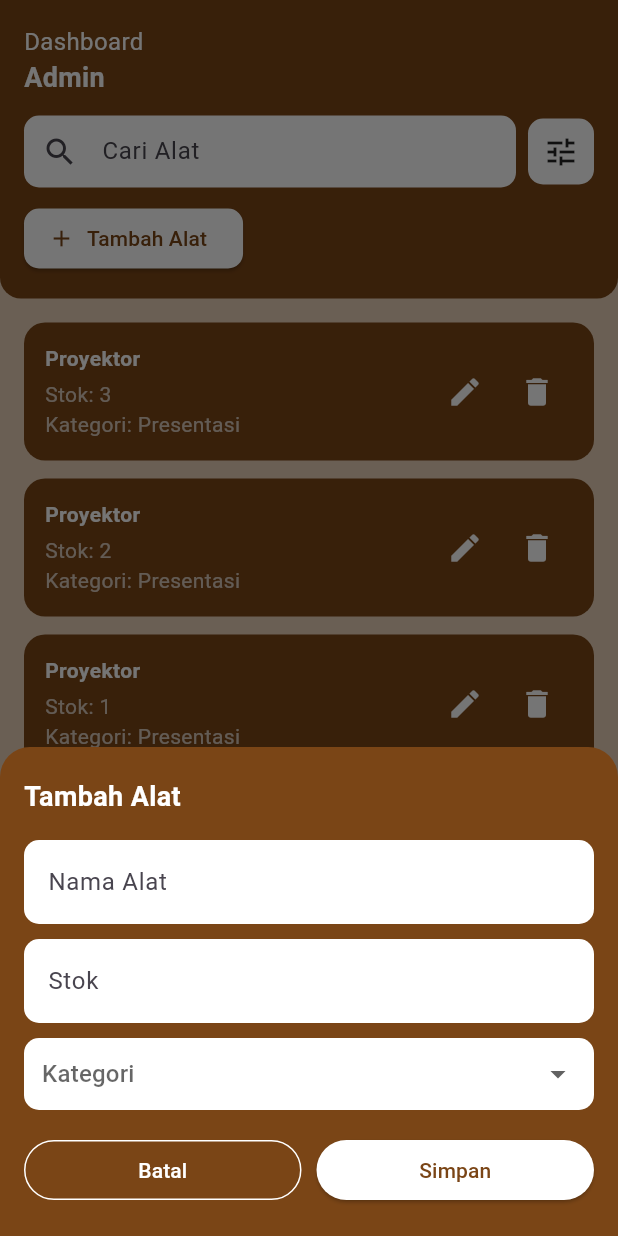
After one commit to abiragungcantik-crypto/Aplikasi-SiPena, a Flutter app: the AlatPinjamanPage screen opened directly, after a tap on "Tambah Alat", on a phone screen of 412 x 824 dp. The commit adds this screen. Run offline on Flutter 3.47's test engine with Material 3 defaults, Android fonts, the phone set to English and light mode, and no system bars; our stand-ins replace supabase_flutter; accounts and stored records are empty; network calls fail.

Commit message:
update dashboard & add alat pinjaman

```diff
--- /dev/null
+++ b/lib/alat pinjaman/aalat_pinjaman_page.dart
@@ -0,0 +1,282 @@
+import 'package:flutter/material.dart';
+
+class AlatPinjamanPage extends StatefulWidget {
+  const AlatPinjamanPage({super.key});
+
+  @override
+  State<AlatPinjamanPage> createState() => _AlatPinjamanPageState();
+}
+
+class _AlatPinjamanPageState extends State<AlatPinjamanPage> {
+  static const bgColor = Color(0xFFE6D0B8);
+  static const primary = Color(0xFF7A4516);
+
+  void showTambahAlat() {
+    showModalBottomSheet(
+      context: context,
+      isScrollControlled: true,
+      backgroundColor: primary,
+      shape: const RoundedRectangleBorder(
+        borderRadius: BorderRadius.vertical(top: Radius.circular(20)),
+      ),
+      builder: (_) {
+        return Padding(
+          padding: EdgeInsets.only(
+            left: 16,
+            right: 16,
+            top: 20,
+            bottom: MediaQuery.of(context).viewInsets.bottom + 20,
+          ),
+          child: Column(
+            mainAxisSize: MainAxisSize.min,
+            crossAxisAlignment: CrossAxisAlignment.start,
+            children: [
+              const Text(
+                "Tambah Alat",
+                style: TextStyle(
+                    color: Colors.white,
+                    fontSize: 18,
+                    fontWeight: FontWeight.bold),
+              ),
+              const SizedBox(height: 16),
+
+              input("Nama Alat"),
+              input("Stok", isNumber: true),
+
+              dropdown(),
+
+              const SizedBox(height: 16),
+
+              Row(
+                children: [
+                  Expanded(
+                    child: OutlinedButton(
+                      style: OutlinedButton.styleFrom(
+                        foregroundColor: Colors.white,
+                        side: const BorderSide(color: Colors.white),
+                      ),
+                      onPressed: () => Navigator.pop(context),
+                      child: const Text("Batal"),
+                    ),
+                  ),
+                  const SizedBox(width: 10),
+                  Expanded(
+                    child: ElevatedButton(
+                      style: ElevatedButton.styleFrom(
+                        backgroundColor: Colors.white,
+                        foregroundColor: primary,
+                      ),
+                      onPressed: () {},
+                      child: const Text("Simpan"),
+                    ),
+                  ),
+                ],
+              )
+            ],
+          ),
+        );
+      },
+    );
+  }
+
+  Widget input(String label, {bool isNumber = false}) {
+    return Padding(
+      padding: const EdgeInsets.only(bottom: 10),
+      child: TextField(
+        keyboardType: isNumber ? TextInputType.number : TextInputType.text,
+        decoration: InputDecoration(
+          hintText: label,
+          filled: true,
+          fillColor: Colors.white,
+          border: OutlineInputBorder(
+            borderRadius: BorderRadius.circular(10),
+            borderSide: BorderSide.none,
+          ),
+        ),
+      ),
+    );
+  }
+
+  Widget dropdown() {
+    return Container(
+      padding: const EdgeInsets.symmetric(horizontal: 12),
+      decoration: BoxDecoration(
+        color: Colors.white,
+        borderRadius: BorderRadius.circular(10),
+      ),
+      child: DropdownButtonHideUnderline(
+        child: DropdownButton<String>(
+          isExpanded: true,
+          hint: const Text("Kategori"),
+          items: const [
+            DropdownMenuItem(value: "Proyektor", child: Text("Proyektor")),
+            DropdownMenuItem(value: "Laptop", child: Text("Laptop")),
+            DropdownMenuItem(value: "Audio", child: Text("Audio")),
+          ],
+          onChanged: (_) {},
+        ),
+      ),
+    );
+  }
+
+  @override
+  Widget build(BuildContext context) {
+    return Scaffold(
+      backgroundColor: bgColor,
+
+      bottomNavigationBar: BottomNavigationBar(
+        backgroundColor: primary,
+        selectedItemColor: Colors.white,
+        unselectedItemColor: Colors.white70,
+        type: BottomNavigationBarType.fixed,
+        currentIndex: 1,
+        items: const [
+          BottomNavigationBarItem(icon: Icon(Icons.home), label: "Home"),
+          BottomNavigationBarItem(icon: Icon(Icons.inventory), label: "Alat"),
+          BottomNavigationBarItem(icon: Icon(Icons.people), label: "User"),
+          BottomNavigationBarItem(icon: Icon(Icons.history), label: "Riwayat"),
+          BottomNavigationBarItem(icon: Icon(Icons.show_chart), label: "Aktivitas"),
+        ],
+      ),
+
+      body: SafeArea(
+        child: Column(
+          children: [
+            // ===== HEADER =====
+            Container(
+              padding: const EdgeInsets.all(16),
+              decoration: const BoxDecoration(
+                color: primary,
+                borderRadius: BorderRadius.only(
+                  bottomLeft: Radius.circular(14),
+                  bottomRight: Radius.circular(14),
+                ),
+              ),
+              child: Column(
+                crossAxisAlignment: CrossAxisAlignment.start,
+                children: [
+                  const Text("Dashboard",
+                      style: TextStyle(color: Colors.white, fontSize: 16)),
+                  const Text("Admin",
+                      style: TextStyle(
+                          color: Colors.white,
+                          fontSize: 18,
+                          fontWeight: FontWeight.bold)),
+                  const SizedBox(height: 12),
+
+                  // Search
+                  Row(
+                    children: [
+                      Expanded(
+                        child: Container(
+                          padding: const EdgeInsets.symmetric(horizontal: 12),
+                          decoration: BoxDecoration(
+                            color: Colors.white,
+                            borderRadius: BorderRadius.circular(10),
+                          ),
+                          child: const TextField(
+                            decoration: InputDecoration(
+                              icon: Icon(Icons.search),
+                              hintText: "Cari Alat",
+                              border: InputBorder.none,
+                            ),
+                          ),
+                        ),
+                      ),
+                      const SizedBox(width: 8),
+                      Container(
+                        padding: const EdgeInsets.all(10),
+                        decoration: BoxDecoration(
+                          color: Colors.white,
+                          borderRadius: BorderRadius.circular(10),
+                        ),
+                        child: const Icon(Icons.tune),
+                      )
+                    ],
+                  ),
+
+                  const SizedBox(height: 10),
+
+                  ElevatedButton.icon(
+                    onPressed: showTambahAlat,
+                    icon: const Icon(Icons.add),
+                    label: const Text("Tambah Alat"),
+                    style: ElevatedButton.styleFrom(
+                      backgroundColor: Colors.white,
+                      foregroundColor: primary,
+                      shape: RoundedRectangleBorder(
+                        borderRadius: BorderRadius.circular(10),
+                      ),
+                    ),
+                  ),
+                ],
+              ),
+            ),
+
+            // ===== LIST =====
+            Expanded(
+              child: ListView(
+                padding: const EdgeInsets.all(16),
+                children: const [
+                  AlatCard("Proyektor", "Stok: 3", "Kategori: Presentasi"),
+                  AlatCard("Proyektor", "Stok: 2", "Kategori: Presentasi"),
+                  AlatCard("Proyektor", "Stok: 1", "Kategori: Presentasi"),
+                  AlatCard("Proyektor", "Stok: 5", "Kategori: Presentasi"),
+                ],
+              ),
+            ),
+          ],
+        ),
+      ),
+    );
+  }
+}
+
+// ===== CARD ALAT =====
+class AlatCard extends StatelessWidget {
+  final String nama;
+  final String stok;
+  final String kategori;
+
+  const AlatCard(this.nama, this.stok, this.kategori, {super.key});
+
+  @override
+  Widget build(BuildContext context) {
+    return Container(
+      margin: const EdgeInsets.only(bottom: 12),
+      padding: const EdgeInsets.all(14),
+      decoration: BoxDecoration(
+        color: _AlatPinjamanPageState.primary,
+        borderRadius: BorderRadius.circular(14),
+      ),
+      child: Row(
+        children: [
+          Expanded(
+            child: Column(
+              crossAxisAlignment: CrossAxisAlignment.start,
+              children: [
+                Text(nama,
+                    style: const TextStyle(
+                        color: Colors.white,
+                        fontWeight: FontWeight.bold)),
+                const SizedBox(height: 4),
+                Text(stok,
+                    style: const TextStyle(color: Colors.white70)),
+                Text(kategori,
+                    style: const TextStyle(color: Colors.white70)),
+              ],
+            ),
+          ),
+          IconButton(
+            icon: const Icon(Icons.edit, color: Colors.white),
+            onPressed: () {},
+          ),
+          IconButton(
+            icon: const Icon(Icons.delete, color: Colors.white),
+            onPressed: () {},
+          ),
+        ],
+      ),
+    );
+  }
+}
--- a/lib/dashboard/dashboard_admin_page.dart
+++ b/lib/dashboard/dashboard_admin_page.dart
@@ -1,4 +1,5 @@
 import 'package:flutter/material.dart';
+import '../alat pinjaman/aalat_pinjaman_page.dart';
 
 class DashboardAdminPage extends StatelessWidget {
   const DashboardAdminPage({super.key});
@@ -23,7 +24,10 @@ class DashboardAdminPage extends StatelessWidget {
           BottomNavigationBarItem(icon: Icon(Icons.inventory), label: "Alat"),
           BottomNavigationBarItem(icon: Icon(Icons.people), label: "User"),
           BottomNavigationBarItem(icon: Icon(Icons.history), label: "Riwayat"),
-          BottomNavigationBarItem(icon: Icon(Icons.show_chart), label: "Aktivitas"),
+          BottomNavigationBarItem(
+            icon: Icon(Icons.show_chart),
+            label: "Aktivitas",
+          ),
         ],
       ),
 
@@ -32,7 +36,6 @@ class DashboardAdminPage extends StatelessWidget {
           child: Column(
             crossAxisAlignment: CrossAxisAlignment.start,
             children: [
-
               // ===== HEADER =====
               Container(
                 width: double.infinity,
@@ -47,13 +50,18 @@ class DashboardAdminPage extends StatelessWidget {
                 child: const Column(
                   crossAxisAlignment: CrossAxisAlignment.start,
                   children: [
-                    Text("Dashboard",
-                        style: TextStyle(color: Colors.white, fontSize: 18)),
-                    Text("Admin",
+                    Text(
+                      "Dashboard",
+                      style: TextStyle(color: Colors.white, fontSize: 18),
+                    ),
+                    Text(
+                      "Admin",
                       style: TextStyle(
                         color: Colors.white,
                         fontSize: 20,
-                            fontWeight: FontWeight.bold)),
+                        fontWeight: FontWeight.bold,
+                      ),
+                    ),
                   ],
                 ),
               ),
@@ -65,8 +73,7 @@ class DashboardAdminPage extends StatelessWidget {
                 padding: EdgeInsets.symmetric(horizontal: 16),
                 child: Text(
                   "Ringkasan sistem penyewaan",
-                  style: TextStyle(
-                      fontWeight: FontWeight.bold, fontSize: 14),
+                  style: TextStyle(fontWeight: FontWeight.bold, fontSize: 14),
                 ),
               ),
 
@@ -103,8 +110,7 @@ class DashboardAdminPage extends StatelessWidget {
                 ),
                 child: const Text(
                   "Daftar Riwayat",
-                  style: TextStyle(
-                      fontWeight: FontWeight.bold, fontSize: 14),
+                  style: TextStyle(fontWeight: FontWeight.bold, fontSize: 14),
                 ),
               ),
 
@@ -128,8 +134,7 @@ class DashboardAdminPage extends StatelessWidget {
                 padding: EdgeInsets.symmetric(horizontal: 16),
                 child: Text(
                   "Klik disini",
-                  style: TextStyle(
-                      fontWeight: FontWeight.bold, fontSize: 14),
+                  style: TextStyle(fontWeight: FontWeight.bold, fontSize: 14),
                 ),
               ),
 
@@ -141,11 +146,10 @@ class DashboardAdminPage extends StatelessWidget {
                   children: const [
                     _ActionButton(
                       icon: Icons.keyboard_return,
-                        label: "Pengembalian"),
+                      label: "Pengembalian",
+                    ),
                     SizedBox(height: 10),
-                    _ActionButton(
-                        icon: Icons.assignment,
-                        label: "Peminjaman"),
+                    _ActionButton(icon: Icons.assignment, label: "Peminjaman"),
                   ],
                 ),
               ),
@@ -185,12 +189,10 @@ class _SummaryCard extends StatelessWidget {
             style: const TextStyle(
               color: Colors.white,
               fontSize: 22,
-                fontWeight: FontWeight.bold),
+              fontWeight: FontWeight.bold,
             ),
-          Text(
-            title,
-            style: const TextStyle(color: Colors.white70),
           ),
+          Text(title, style: const TextStyle(color: Colors.white70)),
         ],
       ),
     );
@@ -216,14 +218,18 @@ class _HistoryItem extends StatelessWidget {
       child: Column(
         crossAxisAlignment: CrossAxisAlignment.start,
         children: [
-          Text(title,
+          Text(
+            title,
             style: const TextStyle(
               color: Colors.white,
-                  fontWeight: FontWeight.bold)),
+              fontWeight: FontWeight.bold,
+            ),
+          ),
           const SizedBox(height: 4),
-          Text(date,
-              style:
-                  const TextStyle(color: Colors.white70, fontSize: 12)),
+          Text(
+            date,
+            style: const TextStyle(color: Colors.white70, fontSize: 12),
+          ),
         ],
       ),
     );
@@ -251,10 +257,13 @@ class _ActionButton extends StatelessWidget {
         children: [
           Icon(icon, color: Colors.white),
           const SizedBox(width: 8),
-          Text(label,
+          Text(
+            label,
             style: const TextStyle(
               color: Colors.white,
-                  fontWeight: FontWeight.bold)),
+              fontWeight: FontWeight.bold,
+            ),
+          ),
         ],
       ),
     );
--- a/lib/main.dart
+++ b/lib/main.dart
@@ -3,13 +3,15 @@ import 'package:supabase_flutter/supabase_flutter.dart';
 
 import 'auth/login_page.dart';
 import 'dashboard/dashboard_admin_page.dart';
+import 'alat pinjaman/aalat_pinjaman_page.dart';
 
 Future<void> main() async {
   WidgetsFlutterBinding.ensureInitialized();
 
   await Supabase.initialize(
     url: 'https://kllfdittpmvuekkwaebl.supabase.co',
-    anonKey: 'eyJhbGciOiJIUzI1NiIsInR5cCI6IkpXVCJ9.eyJpc3MiOiJzdXBhYmFzZSIsInJlZiI6ImtsbGZkaXR0cG12dWVra3dhZWJsIiwicm9sZSI6ImFub24iLCJpYXQiOjE3NjgzMDMwNjgsImV4cCI6MjA4Mzg3OTA2OH0.tl0YPOPGQSBTOROoY9_TFev3lvlAySKva8-Af4xSJwU',
+    anonKey:
+        'eyJhbGciOiJIUzI1NiIsInR5cCI6IkpXVCJ9.eyJpc3MiOiJzdXBhYmFzZSIsInJlZiI6ImtsbGZkaXR0cG12dWVra3dhZWJsIiwicm9sZSI6ImFub24iLCJpYXQiOjE3NjgzMDMwNjgsImV4cCI6MjA4Mzg3OTA2OH0.tl0YPOPGQSBTOROoY9_TFev3lvlAySKva8-Af4xSJwU',
   );
 
   runApp(const MyApp());
@@ -24,7 +26,7 @@ class MyApp extends StatelessWidget {
       debugShowCheckedModeBanner: false,
       home: Supabase.instance.client.auth.currentSession == null
           ? const LoginPage()
-          : const DashboardAdminPage(),
+          : const AlatPinjamanPage(),
     );
   }
 }
```
Also changed, not shown: pubspec.lock, 1 other file. Lines whose indentation alone changed are shown as unchanged.
